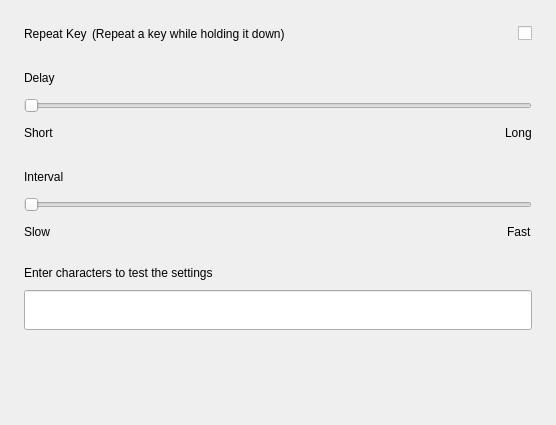
Qt form plugins/keyboard/src/pages/general/general-page.ui (openeuler-mirror/kiran-control-panel) before a commit.
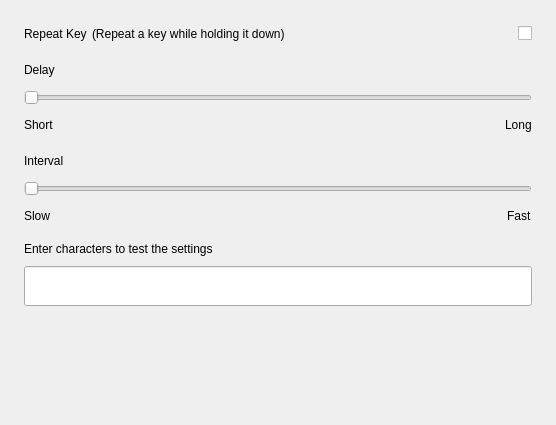
The same form after that commit. Custom widgets are drawn as their Qt base class.

```diff
--- a/plugins/keyboard/src/pages/general/general-page.ui
+++ b/plugins/keyboard/src/pages/general/general-page.ui
@@ -15,7 +15,7 @@
   </property>
   <layout class="QVBoxLayout" name="verticalLayout_4">
    <property name="spacing">
-    <number>24</number>
+    <number>16</number>
    </property>
    <property name="leftMargin">
     <number>24</number>
```
